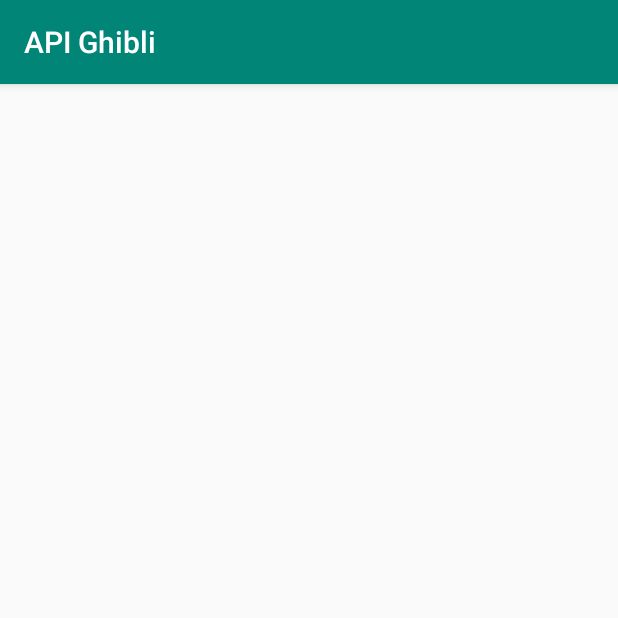
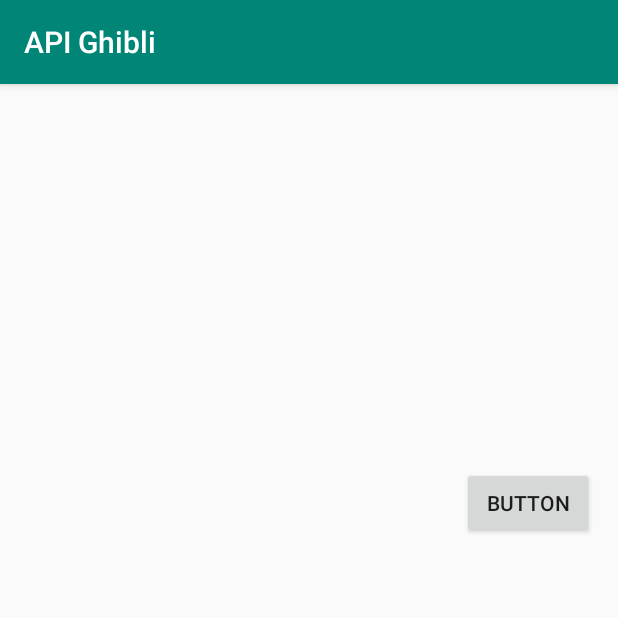
Before and after one commit to sirus98/APIGhibli, an Android app: the screen it shows after launch (MainActivity before the commit, FilmsActivity after it), on a phone screen of 412 x 824 dp, the top half of it. Run offline under Robolectric (Android 15) with nearby library versions, the phone set to English and light mode, and no system bars; network calls fail; pictures from the network do not load.

Commit message:
Nueva consulta

```diff
--- a/app/src/main/java/com/example/retrofit/MainActivity.java
+++ b/app/src/main/java/com/example/retrofit/FilmsActivity.java
@@ -11,10 +11,11 @@ import android.os.Bundle;
 import android.support.v7.widget.LinearLayoutManager;
 import android.support.v7.widget.RecyclerView;
 import android.view.View;
+import android.widget.Button;
 
 import java.util.List;
 
-public class MainActivity extends AppCompatActivity {
+public class FilmsActivity extends AppCompatActivity {
 
     private MainViewModel mViewModel;
     private RecyclerView mRecyclerView;
@@ -45,6 +46,18 @@ public class MainActivity extends AppCompatActivity {
             }
         });
 
+        findViewById(R.id.button).setOnClickListener(new View.OnClickListener() {
+            @Override
+            public void onClick(View v) {
+                Intent intent = new Intent(FilmsActivity.this, LocationsActivity.class);
+
+                startActivity(intent);
+            }
+        });
+
+
+
+
 
     }
 }
--- a/app/src/main/java/com/example/retrofit/MoviedbAPI.java
+++ b/app/src/main/java/com/example/retrofit/GhibliAPI.java
@@ -6,7 +6,10 @@ import java.util.List;
 import retrofit2.Call;
 import retrofit2.http.GET;
 
-public interface MoviedbAPI {
+public interface GhibliAPI {
     @GET("/films")
     Call<List<Movie>> getMovies();
+
+    @GET("/locations")
+    Call<List<Locations>> getLocations();
 }
--- /dev/null
+++ b/app/src/main/java/com/example/retrofit/GhibliRepository.java
@@ -0,0 +1,50 @@
+package com.example.retrofit;
+
+import android.arch.lifecycle.LiveData;
+import android.arch.lifecycle.MutableLiveData;
+import java.util.List;
+import retrofit2.Call;
+import retrofit2.Callback;
+import retrofit2.Response;
+
+public class GhibliRepository {
+    GhibliAPI ghibliAPI;
+
+    public GhibliRepository(){
+        ghibliAPI = MoviedbModule.getAPI();
+    }
+
+    public LiveData<List<Movie>> getMovies(){
+        final MutableLiveData<List<Movie>> lista = new MutableLiveData<>();
+
+        ghibliAPI.getMovies().enqueue(new Callback<List<Movie>>() {
+            @Override
+            public void onResponse(Call<List<Movie>> call, Response<List<Movie>> response) {
+                lista.setValue(response.body());
+            }
+
+            @Override
+            public void onFailure(Call<List<Movie>> call, Throwable t) {
+            }
+        });
+
+        return lista;
+    }
+
+    public LiveData<List<Locations>> getLocations(){
+        final MutableLiveData<List<Locations>> lista = new MutableLiveData<>();
+
+        ghibliAPI.getLocations().enqueue(new Callback<List<Locations>>() {
+            @Override
+            public void onResponse(Call<List<Locations>> call, Response<List<Locations>> response) {
+                lista.setValue(response.body());
+            }
+
+            @Override
+            public void onFailure(Call<List<Locations>> call, Throwable t) {
+            }
+        });
+
+        return lista;
+    }
+}
--- a/app/src/main/java/com/example/retrofit/MainViewModel.java
+++ b/app/src/main/java/com/example/retrofit/MainViewModel.java
@@ -9,14 +9,18 @@ import java.util.List;
 
 
 public class MainViewModel extends AndroidViewModel {
-    private MoviedbRepository moviedbRepository;
+    private GhibliRepository ghibliRepository;
 
     public MainViewModel(@NonNull Application application) {
         super(application);
-        moviedbRepository = new MoviedbRepository();
+        ghibliRepository = new GhibliRepository();
     }
 
     public LiveData<List<Movie>> getMovies(){
-        return moviedbRepository.getMovies();
+        return ghibliRepository.getMovies();
+    }
+
+    public LiveData<List<Locations>> getLocations(){
+        return ghibliRepository.getLocations();
     }
 }
--- a/app/src/main/java/com/example/retrofit/MoviedbModule.java
+++ b/app/src/main/java/com/example/retrofit/MoviedbModule.java
@@ -5,7 +5,6 @@ import android.util.Log;
 import java.io.IOException;
 import java.util.concurrent.TimeUnit;
 
-import okhttp3.HttpUrl;
 import okhttp3.Interceptor;
 import okhttp3.OkHttpClient;
 import okhttp3.Request;
@@ -13,10 +12,10 @@ import retrofit2.Retrofit;
 import retrofit2.converter.gson.GsonConverterFactory;
 
 public class MoviedbModule {
-    static MoviedbAPI moviedbAPI;
+    static GhibliAPI ghibliAPI;
 
-    public static MoviedbAPI getAPI(){
-        if(moviedbAPI == null){
+    public static GhibliAPI getAPI(){
+        if(ghibliAPI == null){
             final OkHttpClient client = new OkHttpClient.Builder()
                     .addInterceptor(new LoggingInterceptor())
                    // .addInterceptor(new ApiKeyInterceptor())
@@ -30,9 +29,9 @@ public class MoviedbModule {
                     .addConverterFactory(GsonConverterFactory.create())
                     .build();
 
-            moviedbAPI = retrofit.create(MoviedbAPI.class);
+            ghibliAPI = retrofit.create(GhibliAPI.class);
         }
-        return moviedbAPI;
+        return ghibliAPI;
     }
 }
 
--- a/app/src/main/java/com/example/retrofit/MoviedbRepository.java
+++ /dev/null
@@ -1,33 +0,0 @@
-package com.example.retrofit;
-
-import android.arch.lifecycle.LiveData;
-import android.arch.lifecycle.MutableLiveData;
-import java.util.List;
-import retrofit2.Call;
-import retrofit2.Callback;
-import retrofit2.Response;
-
-public class MoviedbRepository {
-    MoviedbAPI moviedbAPI;
-
-    public MoviedbRepository(){
-        moviedbAPI = MoviedbModule.getAPI();
-    }
-
-    public LiveData<List<Movie>> getMovies(){
-        final MutableLiveData<List<Movie>> lista = new MutableLiveData<>();
-
-        moviedbAPI.getMovies().enqueue(new Callback<List<Movie>>() {
-            @Override
-            public void onResponse(Call<List<Movie>> call, Response<List<Movie>> response) {
-                lista.setValue(response.body());
-            }
-
-            @Override
-            public void onFailure(Call<List<Movie>> call, Throwable t) {
-            }
-        });
-
-        return lista;
-    }
-}
--- a/app/src/main/res/layout/activity_main.xml
+++ b/app/src/main/res/layout/activity_main.xml
@@ -1,11 +1,29 @@
 <?xml version="1.0" encoding="utf-8"?>
 <android.support.constraint.ConstraintLayout xmlns:android="http://schemas.android.com/apk/res/android"
+    xmlns:app="http://schemas.android.com/apk/res-auto"
+    xmlns:tools="http://schemas.android.com/tools"
     android:layout_width="match_parent"
     android:layout_height="match_parent">
 
-    <android.support.v7.widget.RecyclerView
-        android:id="@+id/movieList"
-        android:layout_width="match_parent"
-        android:layout_height="wrap_content" />
+        <android.support.v7.widget.RecyclerView
+            android:id="@+id/movieList"
+            android:layout_width="wrap_content"
+            android:layout_height="wrap_content"
+            tools:ignore="MissingConstraints" />
+
+
+
+
+    <Button
+        android:id="@+id/button"
+        android:layout_width="wrap_content"
+        android:layout_height="wrap_content"
+        android:layout_marginStart="307dp"
+        android:layout_marginTop="255dp"
+        android:layout_marginEnd="16dp"
+        android:text="BUTTON"
+        app:layout_constraintEnd_toEndOf="parent"
+        app:layout_constraintStart_toStartOf="parent"
+        app:layout_constraintTop_toTopOf="parent" />
 
 </android.support.constraint.ConstraintLayout>
```
Also changed, not shown: app/src/main/AndroidManifest.xml (+2 -9 lines), app/src/main/java/com/example/retrofit/Descripcion_Activity.java (deleted, +0 -29 lines), app/src/main/java/com/example/retrofit/Locations.java (added, +7 -0 lines), app/src/main/java/com/example/retrofit/Main2Activity.java (deleted, +0 -151 lines), app/src/main/res/layout/activity_descripcion_.xml (deleted, +0 -33 lines), app/src/main/res/layout/activity_main2.xml (deleted, +0 -70 lines), app/src/main/res/layout/content_descripcion_.xml (deleted, +0 -11 lines), app/src/main/res/layout/fragment_main2.xml (deleted, +0 -23 lines).
